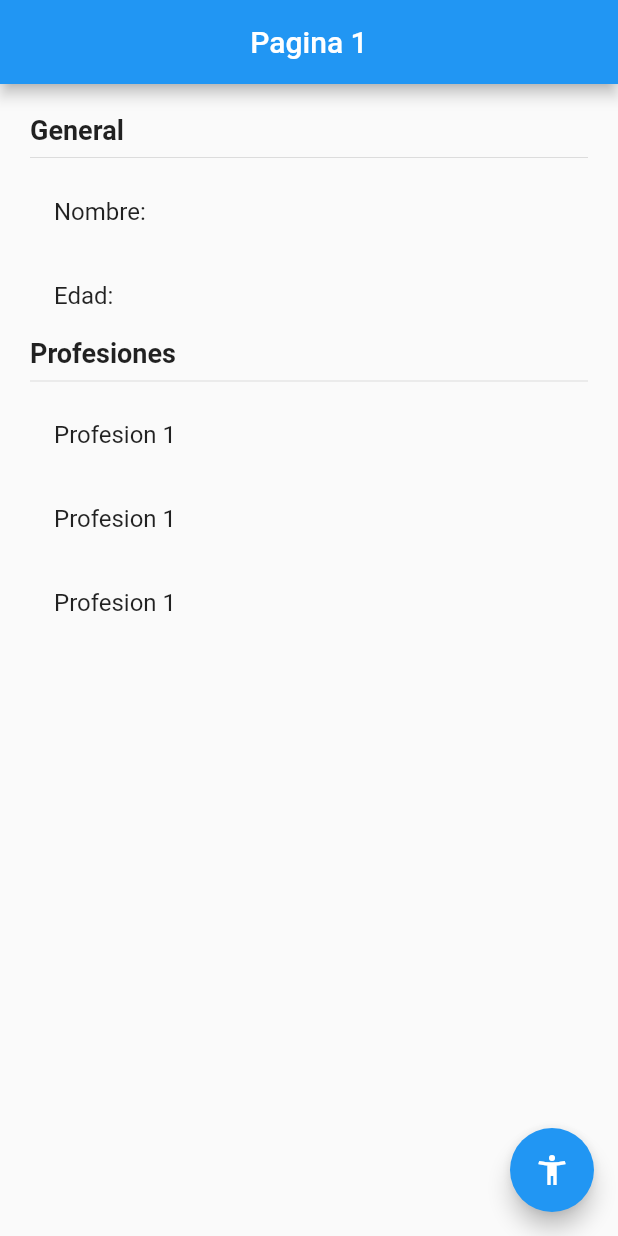
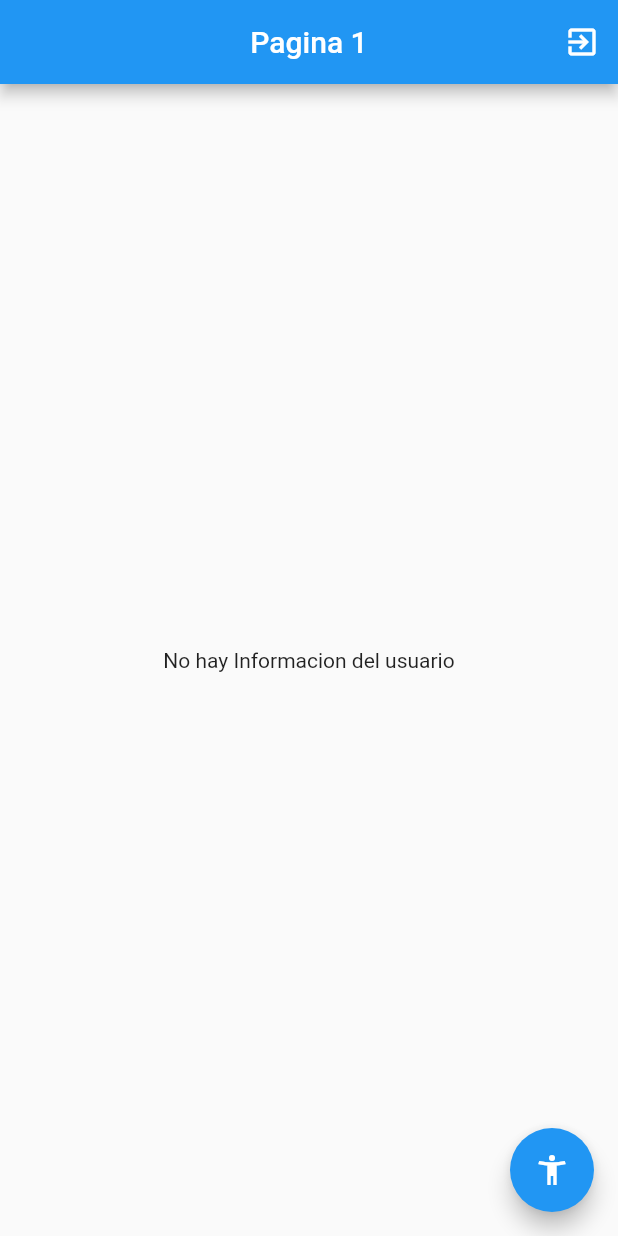
Before and after one commit to efernandez21/gestores-flutter, a Flutter app: the screen it shows after launch, on a phone screen of 412 x 824 dp. Run offline on Flutter 3.47's test engine with Material 2 defaults, Android fonts, the phone set to English and light mode, and no system bars; our stand-ins replace flutter_bloc.

Commit message:
Rama cubit terminada

```diff
--- a/lib/main.dart
+++ b/lib/main.dart
@@ -1,14 +1,21 @@
+import 'package:estados_app/src/bloc/usuario/usuario_cubit.dart';
 import 'package:flutter/material.dart';
 
 import 'package:estados_app/src/pages/pagina1_page.dart';
 import 'package:estados_app/src/pages/pagina2_page.dart';
+import 'package:flutter_bloc/flutter_bloc.dart';
 
 void main() => runApp(MyApp());
 
 class MyApp extends StatelessWidget {
   @override
   Widget build(BuildContext context) {
-    return MaterialApp(
+    return MultiBlocProvider(
+      providers: [
+        // Instancia del cubit necesario
+        BlocProvider(create: (_) => new UsuarioCubit())
+      ],
+      child: MaterialApp(
         debugShowCheckedModeBanner: false,
         title: 'Material App',
         initialRoute: 'pagina1',
@@ -16,6 +23,7 @@ class MyApp extends StatelessWidget {
           'pagina1' : (_) => Pagina1Page(),
           'pagina2' : (_) => Pagina2Page(),
         },
+      ),
     );
   }
 }
--- /dev/null
+++ b/lib/src/bloc/usuario/usuario_cubit.dart
@@ -0,0 +1,54 @@
+// Archivo que cambiara el estado, y controlara este
+import 'package:meta/meta.dart';
+
+import 'package:flutter_bloc/flutter_bloc.dart';
+
+import 'package:estados_app/src/models/usuario.dart';
+// Importacion especial que indica que usuario_state forma parte de este, esto en busqueda de importaciones mas limpias
+part 'usuario_state.dart';
+
+// La clase extiende de Cubit y recibe el tipo de informacion que fluye en el, ademas de agregar su informacion inicial o estado inicial
+class UsuarioCubit extends Cubit<UsuarioState> {
+  // Constructor con el estado inicial
+  UsuarioCubit() : super(UsuarioInitial());
+  // Metodo para seleccionar usuario
+  void seleccionarUsuario(Usuario user) {
+    // Emitimos un nuevo estado, al seleccionar el usuario
+    emit(new UsuarioActivo(user));
+  }
+
+  // Metodo para cambiar la edad
+  void cambiarEdad(int edad) {
+    // Validacion en el caso de no estar en el estado necesario
+    final currentState = state;
+    if (currentState is UsuarioActivo) {
+      // Hacemos la copia al usuario y le enviamos esta al estado activo con la info del nuevo usuario
+      final newUser = currentState.usuario.copyWith(edad: 30);
+      // Debemos emitir un nuevo estado, no mutarlo
+      emit(UsuarioActivo(newUser));
+    }
+  }
+
+  // Metodo para añadir una profesion a la lista
+  void agregarProfesion() {
+    // Agregar una profesion al arreglo
+    final currentState = state;
+    if (currentState is UsuarioActivo) {
+      // Creamos el usuario respectivo basado en una copia de este
+      final newProfesiones = [
+        ...currentState.usuario.profesiones,
+        'Profesión ${currentState.usuario.profesiones.length + 1}'
+      ];
+      // Otra forma de agregar profesiones
+      // final newUser = currentState.usuario.copyWith(profesiones: currentState.usuario.profesiones..add(profesion));
+      final newUser =
+          currentState.usuario.copyWith(profesiones: newProfesiones);
+      emit(UsuarioActivo(newUser));
+    }
+  }
+
+  // Metodo para borrar Usuario, o el cambio de estado al estado inicial
+  void borrarUsuario() {
+    emit(UsuarioInitial());
+  }
+}
--- /dev/null
+++ b/lib/src/bloc/usuario/usuario_state.dart
@@ -0,0 +1,22 @@
+// Contiene los estados del Cubit
+// Es un archivo hijo que forma parte de usuario_cubit
+part of 'usuario_cubit.dart';
+
+// Colocamos que esta clase nunca va a cambiar que sera inmutable
+@immutable
+abstract class UsuarioState {}
+
+// Estado inicial de mi app, la app tendra las propiedades de mi clase UsuarioInitial
+class UsuarioInitial extends UsuarioState {
+  // Esta variable me indica que no hay usuario, no necesitare referenciar el Usuario para trabajarlo en este estado inicial
+  final existeUsuario = false;
+}
+
+// Estado posible en mi aplicacion, para el usuario activo
+class UsuarioActivo extends UsuarioState {
+  // Propiedades posibles en este estado
+  final existeUsuario = true;
+  final Usuario usuario;
+  // Constructor para inicializar mi propiedad final de usuario Activo
+  UsuarioActivo(this.usuario);
+}
--- a/lib/src/models/usuario.dart
+++ b/lib/src/models/usuario.dart
@@ -1,10 +1,18 @@
-
 // Clase Usuario para trabajar con la informacion de mi aplicacion
 class Usuario {
-  String nombre;
-  int edad;
-  List<String> profesiones;
+  final String nombre;
+  final int edad;
+  final List<String> profesiones;
 
   // Constructor de mi modelo
   Usuario({this.nombre, this.edad, this.profesiones});
+  // Metodo para crear una nueva instancia de un usuario, basada en otra y no tener problema con los final
+  Usuario copyWith({String nombre, int edad, List<String> profesiones}) =>
+    // Tomara el nombre que se le indique, pero si no recibe nada tomara el de la instancia ya creada
+    Usuario(
+      nombre: nombre ?? this.nombre,
+      edad: edad ?? this.edad,
+      profesiones: profesiones ?? this.profesiones,
+    );
+
 }
--- a/lib/src/pages/pagina1_page.dart
+++ b/lib/src/pages/pagina1_page.dart
@@ -1,14 +1,25 @@
+import 'package:estados_app/src/models/usuario.dart';
 import 'package:flutter/material.dart';
+import 'package:estados_app/src/bloc/usuario/usuario_cubit.dart';
+import 'package:flutter_bloc/flutter_bloc.dart';
 
 class Pagina1Page extends StatelessWidget {
   @override
   Widget build(BuildContext context) {
+    // El blocbulder consume mi cubit
     return Scaffold(
       appBar: AppBar(
         centerTitle: true,
         title: Text('Pagina 1'),
+        actions: [
+          // Ejecucion de la llamada al context para actualizar el estado
+          IconButton(
+            icon: Icon(Icons.exit_to_app),
+            onPressed: ()=> context.bloc<UsuarioCubit>().borrarUsuario()
+          )
+        ],
       ),
-      body: InformacionUsuario(),
+      body: BodyScaffold(),
       floatingActionButton: FloatingActionButton(
         child: Icon(Icons.accessibility_new),
         onPressed: () {
@@ -19,8 +30,49 @@ class Pagina1Page extends StatelessWidget {
   }
 }
 
+// Construccion del widget a traves del cubit
+class BodyScaffold extends StatelessWidget {
+
+  @override
+  Widget build(BuildContext context) {
+    return BlocBuilder<UsuarioCubit, UsuarioState>(
+      builder: (_, state) {
+        // Basado en el state tengo la informacion en la que se encuentra mi estado
+        // print(state);
+
+        // Si el estado actual es instancia del estado inicial entonces retornamos cierto widget, podriamos usar un switch pero por ahora usaremos esta condicion simple
+        switch (state.runtimeType) {
+          case UsuarioInitial:
+            return Center( child: Text('No hay Informacion del usuario'));
+          break;
+          case UsuarioActivo:
+          // Casteamos el state al tipo elegido, porque sabemos que pertenece a este
+            return InformacionUsuario( (state as UsuarioActivo).usuario );
+          break;
+          default:
+            return  Center(child: Text('Estado no reconocido'),);
+        }
+        // if (state is UsuarioInitial) {
+        //   return Center(
+        //     child: Text('No hay Informacion del usuario'),
+        //   );
+        // } else if (state is UsuarioActivo) {
+        //   // en el state tenemos el usuario
+        //   return InformacionUsuario(state.usuario);
+        // } else {
+        //   return Center(child: Text('Estado no reconocido'),);
+        // }
+      },
+    );
+  }
+}
+
 // Widget para contener la informacion del usuario
 class InformacionUsuario extends StatelessWidget {
+  // Espero revibir la informacion de un usuario
+  final Usuario usuario;
+
+  InformacionUsuario(this.usuario);
 
   @override
   Widget build(BuildContext context) {
@@ -31,22 +83,24 @@ class InformacionUsuario extends StatelessWidget {
       child: Column(
         crossAxisAlignment: CrossAxisAlignment.start,
         children: [
-          Text('General', style: TextStyle(fontSize: 18, fontWeight: FontWeight.bold),),
+          Text(
+            'General',
+            style: TextStyle(fontSize: 18, fontWeight: FontWeight.bold),
+          ),
           Divider(),
-
           ListTile(
-            title: Text('Nombre: '),
+            title: Text('Nombre: ${usuario.nombre}'),
           ),
           ListTile(
-            title: Text('Edad: '),
+            title: Text('Edad: ${usuario.edad}'),
           ),
-
-          Text('Profesiones', style: TextStyle(fontSize: 18, fontWeight: FontWeight.bold),),
+          Text(
+            'Profesiones',
+            style: TextStyle(fontSize: 18, fontWeight: FontWeight.bold),
+          ),
           Divider(),
-
-          ListTile(title: Text('Profesion 1'),),
-          ListTile(title: Text('Profesion 1'),),
-          ListTile(title: Text('Profesion 1'),),
+          // Spread para seleccionar los elementos en cadena
+          ...usuario.profesiones.map((profesion) => ListTile(title: Text(profesion))).toList()
         ],
       ),
     );
--- a/pubspec.yaml
+++ b/pubspec.yaml
@@ -28,6 +28,7 @@ dependencies:
   # The following adds the Cupertino Icons font to your application.
   # Use with the CupertinoIcons class for iOS style icons.
   cupertino_icons: ^1.0.0
+  flutter_bloc: ^6.0.6
 
 dev_dependencies:
   flutter_test:
```
Also changed, not shown: lib/src/pages/pagina2_page.dart (+34 -16 lines), pubspec.lock. Lines whose indentation alone changed are shown as unchanged.
